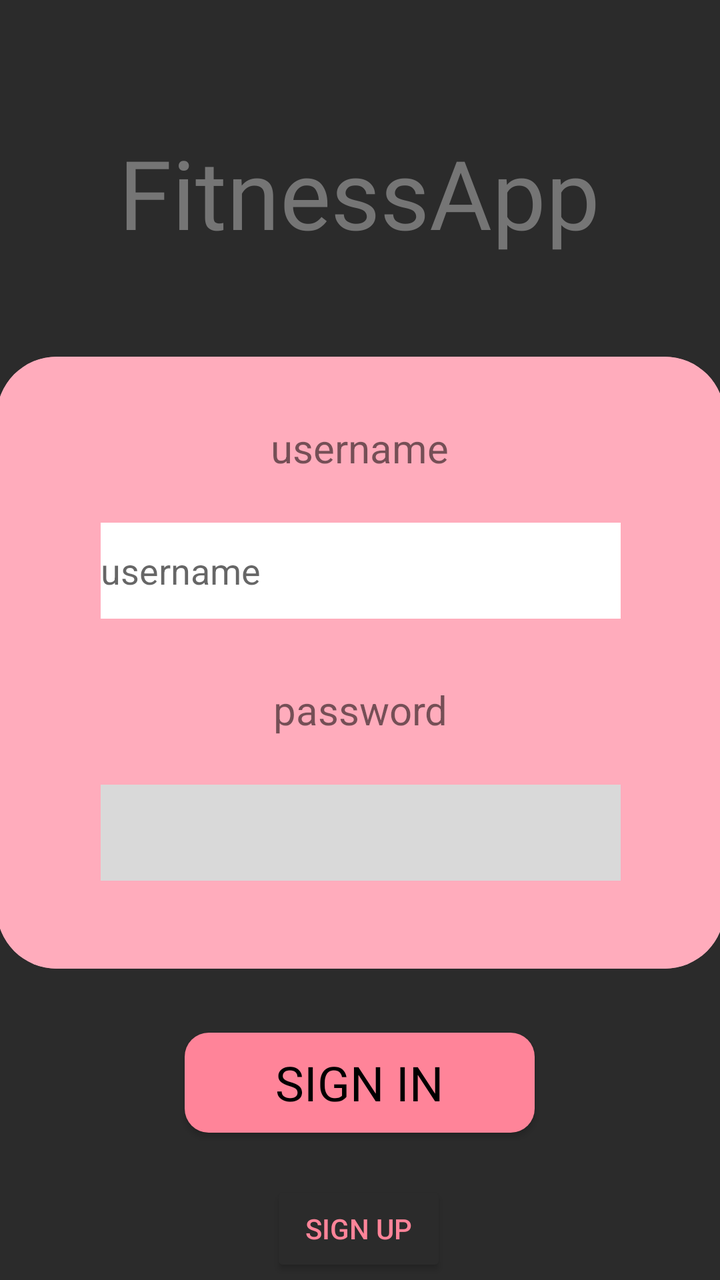
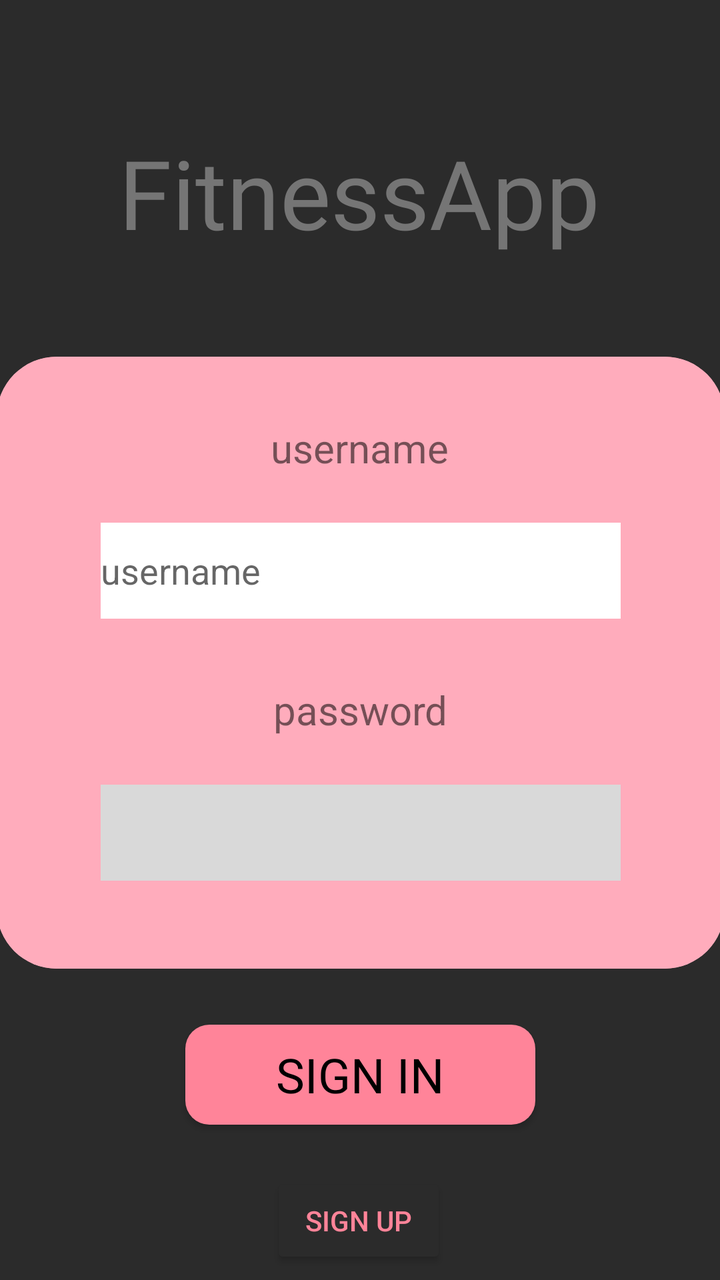

The first picture is an Android layout as it rendered before a commit; the second is the same layout after the commit. The layout source and the unified diff follow.
<!-- AndroidManifest.xml: application theme Theme.MyApplication -->
<!-- res/layout/login.xml -->
<?xml version="1.0" encoding="utf-8"?>
<androidx.constraintlayout.widget.ConstraintLayout xmlns:android="http://schemas.android.com/apk/res/android"
    xmlns:app="http://schemas.android.com/apk/res-auto"
    xmlns:tools="http://schemas.android.com/tools"
    android:layout_width="match_parent"
    android:layout_height="match_parent"
    android:background="#2B2B2B"
    android:theme="@style/Theme.MyApplication"
    tools:context=".Login">

    <TextView
        android:id="@+id/AppName"
        android:layout_width="wrap_content"
        android:layout_height="wrap_content"
        android:layout_marginTop="64dp"
        android:fontFamily="@font/anton"
        android:text="@string/fitnessapp"
        android:textColor="#757575"
        android:textSize="48sp"
        app:layout_constraintEnd_toEndOf="parent"
        app:layout_constraintHorizontal_bias="0.498"
        app:layout_constraintStart_toStartOf="parent"
        app:layout_constraintTop_toTopOf="parent" />
    
    <androidx.cardview.widget.CardView
        android:id="@+id/Container"
        android:layout_width="364dp"
        android:layout_height="306dp"
        android:layout_marginStart="24dp"
        android:layout_marginTop="50dp"
        android:layout_marginEnd="24dp"
        app:cardBackgroundColor="#FFACBC"
        app:cardCornerRadius="30dp"
        app:cardElevation="0dp"
        app:layout_constraintEnd_toEndOf="parent"
        app:layout_constraintStart_toStartOf="parent"
        app:layout_constraintTop_toBottomOf="@+id/AppName">

        <androidx.constraintlayout.widget.ConstraintLayout
            android:id="@+id/loginwindow"
            android:layout_width="match_parent"
            android:layout_height="match_parent"
            android:background="#FFACBC">

            <TextView
                android:id="@+id/usernameText"
                android:layout_width="wrap_content"
                android:layout_height="wrap_content"
                android:layout_marginTop="32dp"
                android:text="@string/username"
                android:textSize="20sp"
                app:layout_constraintEnd_toEndOf="parent"
                app:layout_constraintHorizontal_bias="0.498"
                app:layout_constraintStart_toStartOf="parent"
                app:layout_constraintTop_toTopOf="parent" />

            <EditText
                android:id="@+id/editPassword"
                android:layout_width="260dp"
                android:layout_height="48dp"
                android:layout_marginTop="24dp"
                android:background="#D9D9D9"
                android:ems="10"
                android:inputType="textPassword"
                android:paddingStart="10dp"
                android:paddingEnd="10dp"
                app:layout_constraintEnd_toEndOf="parent"
                app:layout_constraintStart_toStartOf="parent"
                app:layout_constraintTop_toBottomOf="@+id/passwordText"
                tools:ignore="SpeakableTextPresentCheck,TouchTargetSizeCheck" />

            <TextView
                android:id="@+id/passwordText"
                android:layout_width="wrap_content"
                android:layout_height="wrap_content"
                android:layout_marginTop="32dp"
                android:text="@string/password"
                android:textSize="20sp"
                app:layout_constraintEnd_toEndOf="parent"
                app:layout_constraintStart_toStartOf="parent"
                app:layout_constraintTop_toBottomOf="@+id/editTextText" />

            <EditText
                android:id="@+id/editTextText"
                android:layout_width="260dp"
                android:layout_height="48dp"
                android:layout_marginTop="24dp"
                android:background="@color/white"
                android:ems="10"
                android:hint="@string/username"
                android:inputType="text"
                app:layout_constraintEnd_toEndOf="parent"
                app:layout_constraintStart_toStartOf="parent"
                app:layout_constraintTop_toBottomOf="@+id/usernameText" />

        </androidx.constraintlayout.widget.ConstraintLayout>
    </androidx.cardview.widget.CardView>
    
    <Button

        android:id="@+id/btnsignin"
        android:layout_width="175dp"
        android:layout_height="50dp"
        android:layout_marginStart="32dp"

        android:layout_marginTop="32dp"
        android:layout_marginEnd="32dp"
        android:background="@drawable/roundstyle"
        android:fontFamily="@font/cabin"
        android:text="@string/sign_in"
        android:textColor="#000000"
        android:textSize="24sp"
        app:layout_constraintEnd_toEndOf="parent"
        app:layout_constraintHorizontal_bias="0.498"
        app:layout_constraintStart_toStartOf="parent"
        app:layout_constraintTop_toBottomOf="@+id/Container" />

    <Button
        android:id="@+id/btnsignup"
        android:layout_width="wrap_content"
        android:layout_height="wrap_content"
        android:layout_marginTop="24dp"
        android:backgroundTint="#2B2B2B"
        android:text="@string/sign_up"
        android:textColor="#FF8499"
        app:layout_constraintBottom_toBottomOf="parent"
        app:layout_constraintEnd_toEndOf="parent"
        app:layout_constraintHorizontal_bias="0.498"
        app:layout_constraintStart_toStartOf="parent"
        app:layout_constraintTop_toBottomOf="@+id/btnsignin"
        app:layout_constraintVertical_bias="0.0" />

</androidx.constraintlayout.widget.ConstraintLayout>
<!-- resources referenced by this layout -->
<resources>
  <color name="white">#FFFFFFFF</color>
  <!-- drawable roundstyle (drawable) -->
  <?xml version="1.0" encoding="utf-8"?>
  <shape xmlns:android="http://schemas.android.com/apk/res/android">
      <solid android:color="#FF8499" />
      <corners android:radius="12dp" />
  </shape>
  <string name="fitnessapp">FitnessApp</string>
  <string name="password">password</string>
  <string name="sign_in">Sign in</string>
  <string name="sign_up">Sign up</string>
  <string name="username">username</string>
  <style name="Theme.MyApplication" parent="Theme.AppCompat.Light.NoActionBar">
          
          <item name="colorPrimary">@color/purple_500</item>
          <item name="colorPrimaryVariant">@color/purple_700</item>
          <item name="colorOnPrimary">@color/white</item>
          
          <item name="colorSecondary">@color/teal_200</item>
          <item name="colorSecondaryVariant">@color/teal_700</item>
          <item name="colorOnSecondary">@color/black</item>
          
          <item name="android:statusBarColor">?attr/colorPrimaryVariant</item>
          
      </style>
  <color name="purple_500">#FF6200EE</color>
  <color name="purple_700">#FF3700B3</color>
  <color name="teal_200">#FF03DAC5</color>
  <color name="teal_700">#FF018786</color>
  <color name="black">#FF000000</color>
</resources>

<!-- the commit's change to res/layout/login.xml (unified diff, before → after) -->
@@ -4,7 +4,7 @@
     xmlns:tools="http://schemas.android.com/tools"
     android:layout_width="match_parent"
     android:layout_height="match_parent"
-    android:background="#2B2B2B"
+    android:background="@color/bg_dark"
     android:theme="@style/Theme.MyApplication"
     tools:context=".Login">
 
@@ -96,6 +96,7 @@
         </androidx.constraintlayout.widget.ConstraintLayout>
     </androidx.cardview.widget.CardView>
     
+
     <Button
 
         android:id="@+id/btnsignin"
@@ -103,7 +104,7 @@
         android:layout_height="50dp"
         android:layout_marginStart="32dp"
 
-        android:layout_marginTop="32dp"
+        android:layout_marginTop="28dp"
         android:layout_marginEnd="32dp"
         android:background="@drawable/roundstyle"
         android:fontFamily="@font/cabin"
@@ -111,7 +112,6 @@
         android:textColor="#000000"
         android:textSize="24sp"
         app:layout_constraintEnd_toEndOf="parent"
-        app:layout_constraintHorizontal_bias="0.498"
         app:layout_constraintStart_toStartOf="parent"
         app:layout_constraintTop_toBottomOf="@+id/Container" />
 
<!-- resource entries referenced after the edit -->
@@ -1,5 +1,6 @@
 <!-- resources referenced by this layout -->
 <resources>
+  <color name="bg_dark">#2B2B2B</color>
   <color name="white">#FFFFFFFF</color>
   <!-- drawable roundstyle (drawable) -->
   <?xml version="1.0" encoding="utf-8"?>
